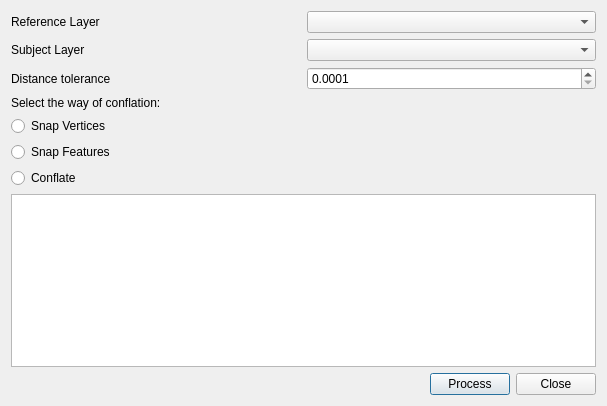
ctu-geoforall-lab-projects/bp-fiedlerova-2013, file src/qgsconflate/dialog.ui: the form before one commit.
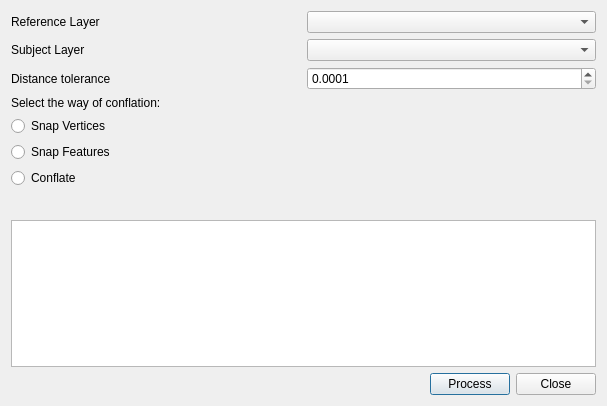
The form after the commit.

Diff of the .ui file:
```diff
--- a/src/qgsconflate/dialog.ui
+++ b/src/qgsconflate/dialog.ui
@@ -98,6 +98,30 @@
      </item>
     </layout>
    </item>
+   <item>
+    <layout class="QHBoxLayout" name="horizontalLayout_5">
+     <item>
+      <spacer name="horizontalSpacer_2">
+       <property name="orientation">
+        <enum>Qt::Horizontal</enum>
+       </property>
+       <property name="sizeHint" stdset="0">
+        <size>
+         <width>40</width>
+         <height>20</height>
+        </size>
+       </property>
+      </spacer>
+     </item>
+     <item>
+      <widget class="QLabel" name="mlabelStatus">
+       <property name="text">
+        <string/>
+       </property>
+      </widget>
+     </item>
+    </layout>
+   </item>
    <item>
     <widget class="QPlainTextEdit" name="mTextEdit"/>
    </item>
```
Left out of the diff: 2 changed lines with no effect on the pictures.
